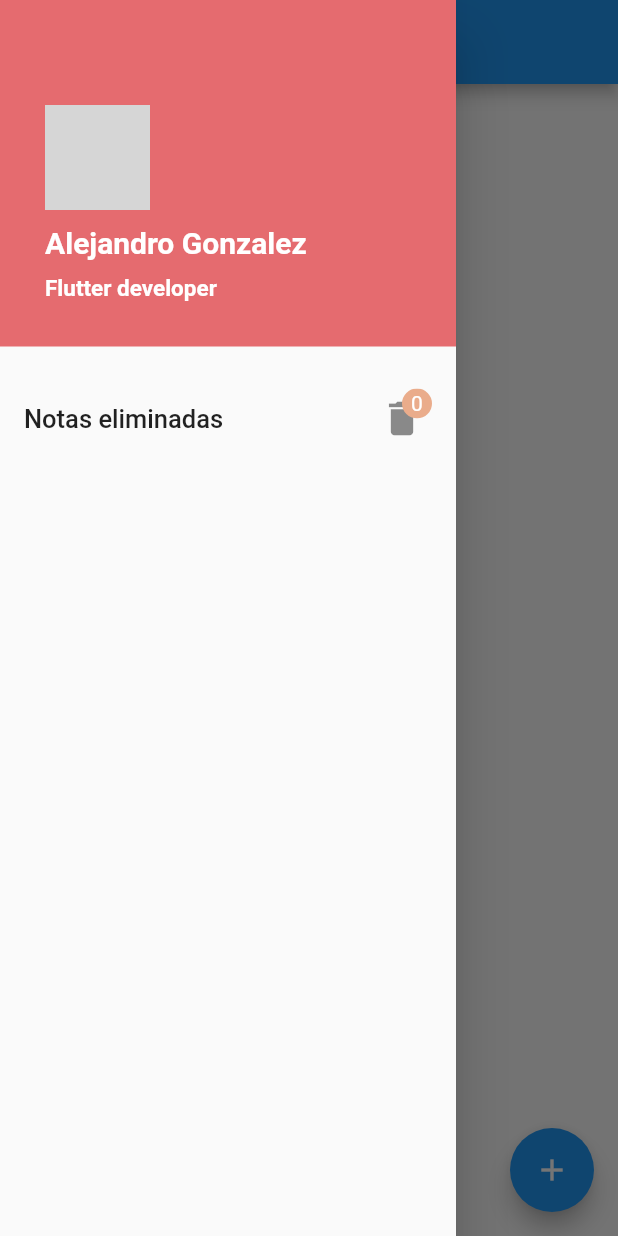
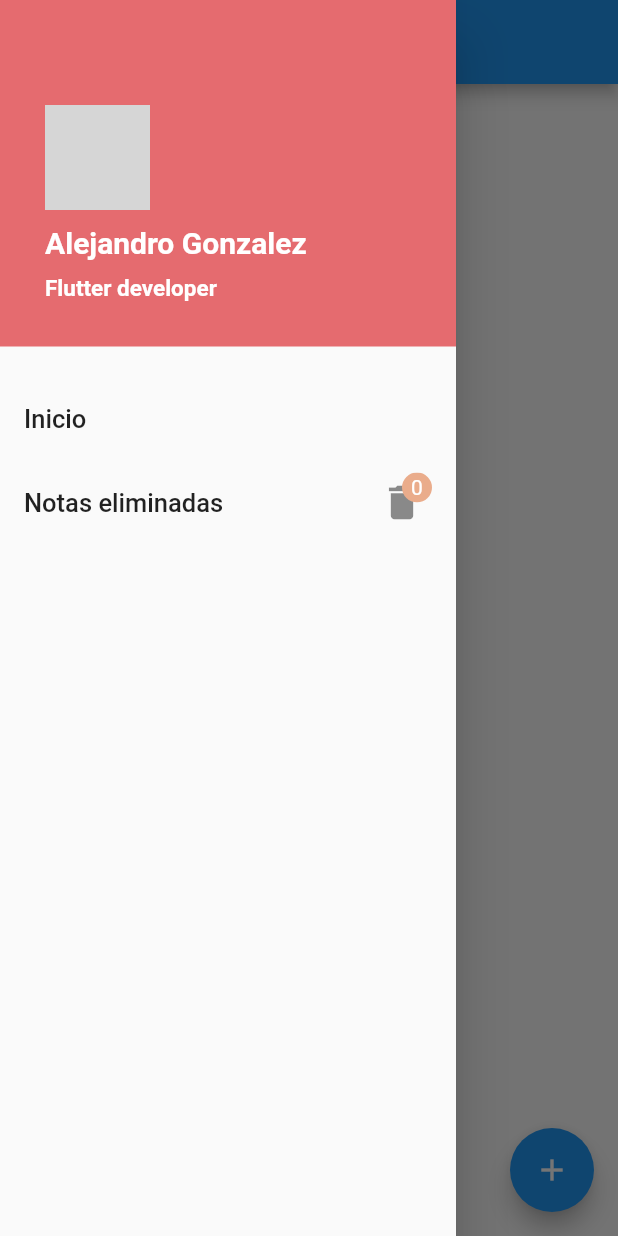
Before and after one commit to aledevme/task_app_bloc, a Flutter app: the screen it shows after launch, with the side drawer open, on a phone screen of 412 x 824 dp. Run offline on Flutter 3.47's test engine with Material 2 defaults, Android fonts, the phone set to English and light mode, and no system bars; our stand-ins replace equatable, flutter_bloc, hydrated_bloc; network calls fail; grey boxes are pictures that could not be loaded.

Commit message:
restore task

```diff
--- a/lib/bloc/bloc/tasks_event.dart
+++ b/lib/bloc/bloc/tasks_event.dart
@@ -36,3 +36,13 @@ class DeleteTask extends TasksEvent {
   // TODO: implement props
   List<Object> get props => [task];
 }
+
+class RestoreTask extends TasksEvent {
+  final Task task;
+
+  const RestoreTask({required this.task});
+
+  @override
+  // TODO: implement props
+  List<Object> get props => [task];
+}
--- a/lib/main.dart
+++ b/lib/main.dart
@@ -1,7 +1,8 @@
 import 'package:flutter/material.dart';
 import 'package:path_provider/path_provider.dart';
 import 'package:task_app/bloc/bloc_exports.dart';
-import 'package:task_app/views/task/list.dart';
+import 'package:task_app/router/router.dart';
+import 'package:task_app/views/task/taskList.dart';
 
 void main() async {
   WidgetsFlutterBinding.ensureInitialized();
@@ -20,7 +21,8 @@ class MyApp extends StatelessWidget {
     return BlocProvider(
       create: (context) => TasksBloc(),
       child: MaterialApp(
-        home: TaskListScreen(),
+        initialRoute: '/',
+        routes: getRoutes(),
       ),
     );
   }
--- /dev/null
+++ b/lib/router/router.dart
@@ -0,0 +1,10 @@
+import 'package:flutter/material.dart';
+import 'package:task_app/views/task/deletedTaskList.dart';
+import 'package:task_app/views/task/taskList.dart';
+
+Map<String, WidgetBuilder> getRoutes() {
+  return {
+    '/': (BuildContext context) => TaskListScreen(),
+    '/deleted/tasks': (BuildContext context) => DeletedTasksScreen()
+  };
+}
--- a/lib/views/task/list.dart
+++ /dev/null
@@ -1,129 +0,0 @@
-import 'package:flutter/material.dart';
-import 'package:task_app/bloc/bloc_exports.dart';
-import 'package:task_app/models/Task.dart';
-import 'package:task_app/widgets/task/create_task.dart';
-import 'package:task_app/widgets/task/list.dart';
-
-class TaskListScreen extends StatelessWidget {
-  void _addTask(BuildContext context) {
-    showModalBottomSheet(
-        context: context,
-        builder: (context) {
-          return CreateTaskForm();
-        });
-  }
-
-  @override
-  Widget build(BuildContext context) {
-    return BlocBuilder<TasksBloc, TasksState>(
-      builder: (context, state) {
-        List<Task> taskList = state.allTask;
-        return Scaffold(
-          appBar: AppBar(
-            title: const Text('TaskList'),
-          ),
-          drawer: Drawer(
-              child: Column(
-            mainAxisAlignment: MainAxisAlignment.start,
-            crossAxisAlignment: CrossAxisAlignment.start,
-            children: [
-              Container(
-                padding: EdgeInsets.only(top: 70, bottom: 30, left: 30),
-                color: Color(0xffe56b6f),
-                width: double.infinity,
-                child: Column(
-                  mainAxisAlignment: MainAxisAlignment.start,
-                  crossAxisAlignment: CrossAxisAlignment.start,
-                  children: [
-                    Column(
-                      crossAxisAlignment: CrossAxisAlignment.start,
-                      children: [
-                        SizedBox(
-                          height: 70,
-                          width: 70,
-                          child: ClipRRect(
-                            borderRadius: BorderRadius.circular(100),
-                            child: Image.network(
-                                'https://xsgames.co/randomusers/assets/avatars/male/74.jpg'),
-                          ),
-                        ),
-                        SizedBox(height: 10),
-                        Text(
-                          'Alejandro Gonzalez',
-                          style: TextStyle(
-                              color: Colors.white,
-                              fontWeight: FontWeight.w600,
-                              fontSize: 20),
-                        ),
-                        SizedBox(height: 10),
-                        Text(
-                          'Flutter developer',
-                          style: TextStyle(
-                              color: Colors.white,
-                              fontWeight: FontWeight.w600,
-                              fontSize: 15),
-                        )
-                      ],
-                    )
-                  ],
-                ),
-              ),
-              Expanded(
-                  child: ListView(
-                padding: EdgeInsets.only(top: 20),
-                children: [
-                  ListTile(
-                    title: Text(
-                      'Notas eliminadas',
-                      style: TextStyle(fontSize: 17),
-                    ),
-                    trailing: GestureDetector(
-                      onTap: () {},
-                      child: Container(
-                        height: 40,
-                        width: 40,
-                        child: Stack(
-                          children: [
-                            Positioned(
-                                top: 0,
-                                left: 0,
-                                right: 0,
-                                bottom: 0,
-                                child: Icon(
-                                  Icons.delete,
-                                  size: 30,
-                                )),
-                            Positioned(
-                                right: 0,
-                                child: ClipRRect(
-                                  borderRadius: BorderRadius.circular(100),
-                                  child: Container(
-                                    alignment: Alignment.center,
-                                    width: 20,
-                                    height: 20,
-                                    color: Color(0xffeaac8b),
-                                    child: Text(
-                                      '${taskList.where((element) => element.isDeleted!).length}',
-                                      style: TextStyle(color: Colors.white),
-                                    ),
-                                  ),
-                                ))
-                          ],
-                        ),
-                      ),
-                    ),
-                  ),
-                ],
-              ))
-            ],
-          )),
-          body: Container(child: ListOfTask(taskList: taskList)),
-          floatingActionButton: FloatingActionButton(
-            child: Icon(Icons.add),
-            onPressed: () => _addTask(context),
-          ),
-        );
-      },
-    );
-  }
-}
--- /dev/null
+++ b/lib/views/task/taskList.dart
@@ -0,0 +1,41 @@
+import 'package:flutter/material.dart';
+import 'package:task_app/bloc/bloc_exports.dart';
+import 'package:task_app/models/Task.dart';
+import 'package:task_app/widgets/app/drawer.dart';
+import 'package:task_app/widgets/task/create_task.dart';
+import 'package:task_app/widgets/task/list.dart';
+
+class TaskListScreen extends StatelessWidget {
+  void _addTask(BuildContext context) {
+    showModalBottomSheet(
+        context: context,
+        builder: (context) {
+          return CreateTaskForm();
+        });
+  }
+
+  @override
+  Widget build(BuildContext context) {
+    return BlocBuilder<TasksBloc, TasksState>(
+      builder: (context, state) {
+        List<Task> taskList = state.allTask;
+        return Scaffold(
+          appBar: AppBar(
+            title: const Text('TaskList'),
+          ),
+          drawer: DrawerApp(),
+          body: Container(
+              child: ListOfTask(
+                  taskList: taskList
+                      .where(
+                          (element) => !element.isDone! && !element.isDeleted!)
+                      .toList())),
+          floatingActionButton: FloatingActionButton(
+            child: Icon(Icons.add),
+            onPressed: () => _addTask(context),
+          ),
+        );
+      },
+    );
+  }
+}
--- /dev/null
+++ b/lib/widgets/app/drawer.dart
@@ -0,0 +1,118 @@
+import 'package:flutter/material.dart';
+import 'package:flutter/src/widgets/container.dart';
+import 'package:flutter/src/widgets/framework.dart';
+import 'package:task_app/bloc/bloc_exports.dart';
+
+class DrawerApp extends StatelessWidget {
+  @override
+  Widget build(BuildContext context) {
+    return BlocBuilder<TasksBloc, TasksState>(
+      builder: (context, state) => Drawer(
+          child: Column(
+        mainAxisAlignment: MainAxisAlignment.start,
+        crossAxisAlignment: CrossAxisAlignment.start,
+        children: [
+          Container(
+            padding: EdgeInsets.only(top: 70, bottom: 30, left: 30),
+            color: Color(0xffe56b6f),
+            width: double.infinity,
+            child: Column(
+              mainAxisAlignment: MainAxisAlignment.start,
+              crossAxisAlignment: CrossAxisAlignment.start,
+              children: [
+                Column(
+                  crossAxisAlignment: CrossAxisAlignment.start,
+                  children: [
+                    SizedBox(
+                      height: 70,
+                      width: 70,
+                      child: ClipRRect(
+                        borderRadius: BorderRadius.circular(100),
+                        child: Image.network(
+                            'https://xsgames.co/randomusers/assets/avatars/male/74.jpg'),
+                      ),
+                    ),
+                    SizedBox(height: 10),
+                    Text(
+                      'Alejandro Gonzalez',
+                      style: TextStyle(
+                          color: Colors.white,
+                          fontWeight: FontWeight.w600,
+                          fontSize: 20),
+                    ),
+                    SizedBox(height: 10),
+                    Text(
+                      'Flutter developer',
+                      style: TextStyle(
+                          color: Colors.white,
+                          fontWeight: FontWeight.w600,
+                          fontSize: 15),
+                    )
+                  ],
+                )
+              ],
+            ),
+          ),
+          Expanded(
+              child: ListView(
+            padding: EdgeInsets.only(top: 20),
+            children: [
+              ListTile(
+                onTap: () {
+                  Navigator.pushNamed(context, '/');
+                },
+                title: Text(
+                  'Inicio',
+                  style: TextStyle(fontSize: 17),
+                ),
+              ),
+              ListTile(
+                onTap: () {
+                  Navigator.pushNamed(context, '/deleted/tasks');
+                },
+                title: Text(
+                  'Notas eliminadas',
+                  style: TextStyle(fontSize: 17),
+                ),
+                trailing: GestureDetector(
+                  child: Container(
+                    height: 40,
+                    width: 40,
+                    child: Stack(
+                      children: [
+                        Positioned(
+                            top: 0,
+                            left: 0,
+                            right: 0,
+                            bottom: 0,
+                            child: Icon(
+                              Icons.delete,
+                              size: 30,
+                            )),
+                        Positioned(
+                            right: 0,
+                            child: ClipRRect(
+                              borderRadius: BorderRadius.circular(100),
+                              child: Container(
+                                alignment: Alignment.center,
+                                width: 20,
+                                height: 20,
+                                color: Color(0xffeaac8b),
+                                child: Text(
+                                  '${state.allTask.where((element) => element.isDeleted!).length}',
+                                  style: TextStyle(color: Colors.white),
+                                ),
+                              ),
+                            ))
+                      ],
+                    ),
+                  ),
+                ),
+              ),
+            ],
+          ))
+        ],
+      )),
+    );
+  }
+}
```
Also changed, not shown: lib/bloc/bloc/tasks_bloc.dart (+18 -9 lines), lib/views/task/deletedTaskList.dart (added, +36 -0 lines), lib/widgets/task/list.dart (+21 -10 lines).
